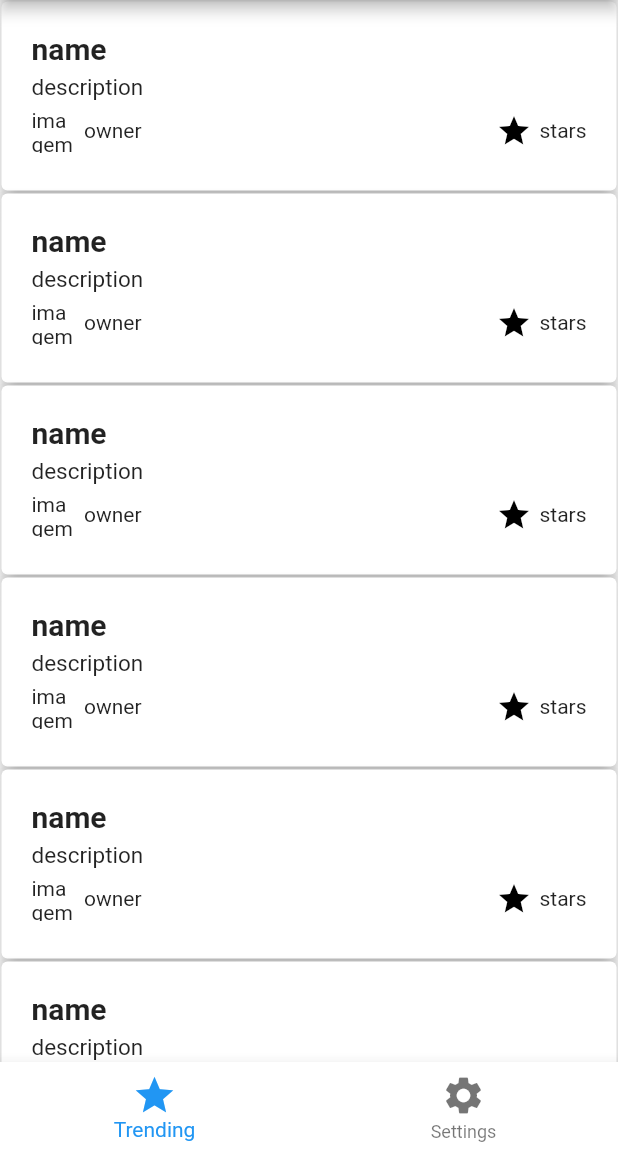
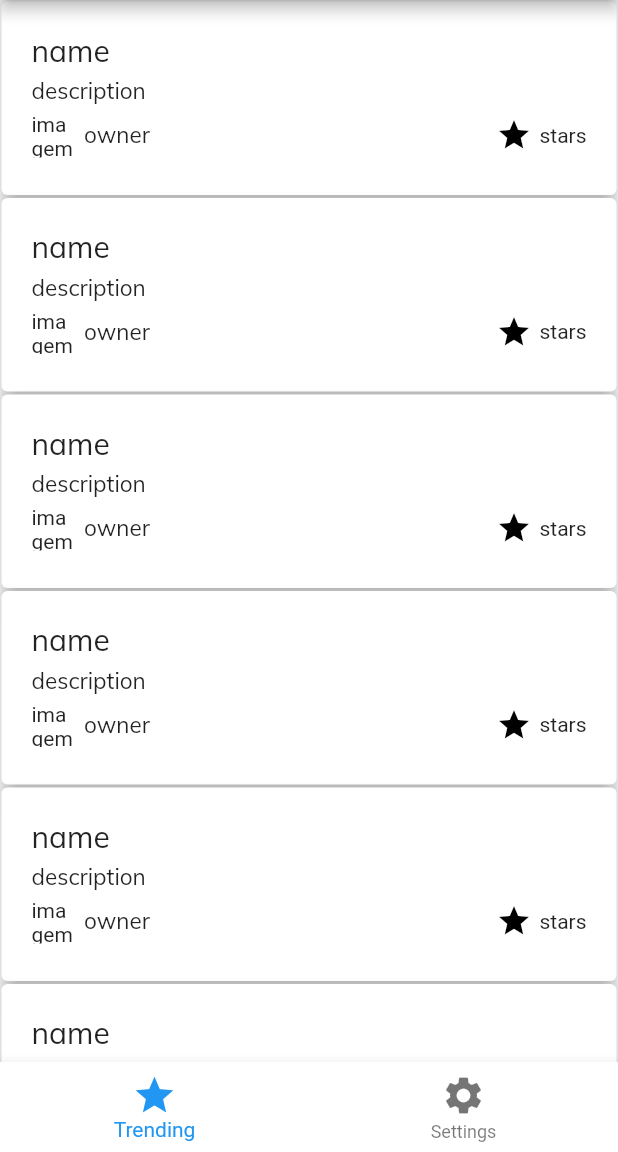
Before and after one commit to tiagofrade90/challenge_neobrain, a Flutter app: the screen it shows after launch, on a phone screen of 412 x 824 dp, the part 84-1236 px from its top. Run offline on Flutter 3.47's test engine with Material 2 defaults, Android fonts, the phone set to English and light mode, and no system bars.

Commit message:
Change textStyle of text to Muli

```diff
--- a/lib/screens/pages/settings.dart
+++ b/lib/screens/pages/settings.dart
@@ -7,7 +7,7 @@ class Settings extends StatelessWidget {
       child: Center(
         child: Text(
           'Settings',
-          style: TextStyle(fontSize: 30),
+          style: TextStyle(fontSize: 30, fontFamily: 'Muli'),
         )
       ),
     );
--- a/lib/screens/pages/tredding.dart
+++ b/lib/screens/pages/tredding.dart
@@ -30,14 +30,14 @@ class _TrendingState extends State<Trending> {
             children: <Widget>[
               Text(
                 'name',
-                style: TextStyle(fontSize: 20, fontWeight: FontWeight.bold),
+                style: TextStyle(fontSize: 20, fontFamily: 'Muli'),
               ),
               SizedBox(height: 5),
               Container(
                 width: MediaQuery.of(context).size.width * 0.70,
                 child: Text(
                   'description',
-                  style: TextStyle(fontSize: 15, fontWeight: FontWeight.normal),
+                  style: TextStyle(fontSize: 15, fontFamily: 'Muli'),
                 ),
               ),
               SizedBox(height: 5),
@@ -49,7 +49,9 @@ class _TrendingState extends State<Trending> {
                       child: Text('imagem'),
                   ),
                   SizedBox(width: 5),
-                  Text('owner'),
+                  Text('owner',
+                    style: TextStyle(fontSize: 15, fontFamily: 'Muli'),
+                  ),
                   Spacer(),
                   Icon(Icons.star_outlined, color: Colors.black),
                   SizedBox(width: 5),
```
